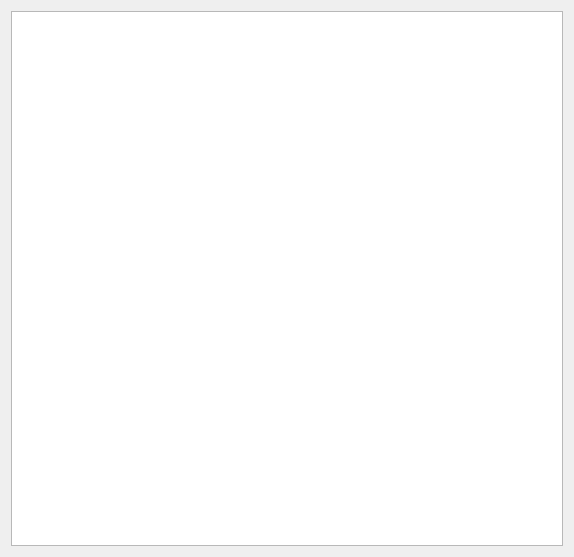
This is src/config_ui/qt/src/config/ui/variant_edit/ve_unitset.ui in eth-from-zero/qzy-environmental-monitoring as Qt 5 draws it before an edit. The edited form follows.
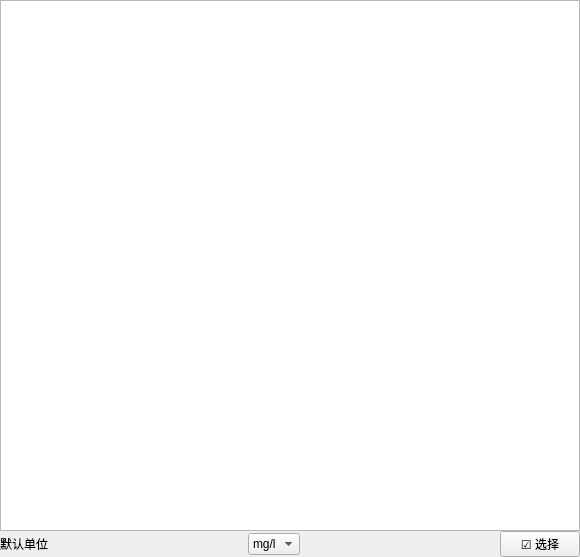
This is the edited form.

```diff
--- a/src/config_ui/qt/src/config/ui/variant_edit/ve_unitset.ui
+++ b/src/config_ui/qt/src/config/ui/variant_edit/ve_unitset.ui
@@ -13,10 +13,59 @@
   <property name="windowTitle">
    <string>Form</string>
   </property>
-  <layout class="QVBoxLayout" name="verticalLayout">
+  <layout class="QVBoxLayout" name="verticalLayout" stretch="9,1">
+   <property name="spacing">
+    <number>0</number>
+   </property>
+   <property name="leftMargin">
+    <number>0</number>
+   </property>
+   <property name="topMargin">
+    <number>0</number>
+   </property>
+   <property name="rightMargin">
+    <number>0</number>
+   </property>
+   <property name="bottomMargin">
+    <number>0</number>
+   </property>
    <item>
     <widget class="QListView" name="lv"/>
    </item>
+   <item>
+    <layout class="QHBoxLayout" name="horizontalLayout_2">
+     <property name="spacing">
+      <number>200</number>
+     </property>
+     <item>
+      <layout class="QHBoxLayout" name="horizontalLayout">
+       <item>
+        <widget class="QLabel" name="label">
+         <property name="text">
+          <string>默认单位</string>
+         </property>
+        </widget>
+       </item>
+       <item>
+        <widget class="QComboBox" name="comboBox">
+         <item>
+          <property name="text">
+           <string>mg/l</string>
+          </property>
+         </item>
+        </widget>
+       </item>
+      </layout>
+     </item>
+     <item>
+      <widget class="QPushButton" name="btn_select">
+       <property name="text">
+        <string>☑️ 选择</string>
+       </property>
+      </widget>
+     </item>
+    </layout>
+   </item>
   </layout>
  </widget>
  <resources/>
```
